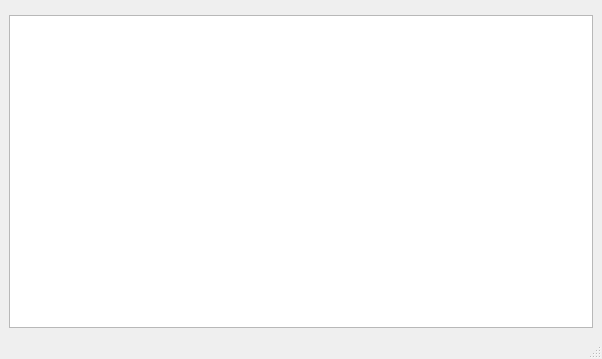
This is QT_Project/Forms/MainWindow.ui in Dingola/Qt-LogViewer as Qt 5 draws it before an edit. The edited form follows.
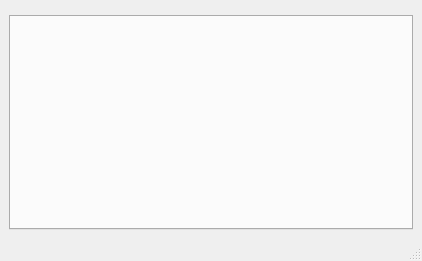
This is the edited form. Custom widgets are drawn as their Qt base class.

Commit message:
refactor: add multi-view log support with QTabWidget and LogViewerController
- Replaced LogTableView with QTabWidget in MainWindow UI to support multiple log views.
- Refactored LogViewerController to manage multiple views using QUuid, each with its own model and proxy.
- Updated MainWindow logic for tab management, view switching, and pagination.
- Updated style.qss for tab widget background.
- Adjusted signal/slot connections and API to support new multi-view architecture.

```diff
--- a/QT_Project/Forms/MainWindow.ui
+++ b/QT_Project/Forms/MainWindow.ui
@@ -6,8 +6,8 @@
    <rect>
     <x>0</x>
     <y>0</y>
-    <width>602</width>
-    <height>359</height>
+    <width>422</width>
+    <height>261</height>
    </rect>
   </property>
   <property name="windowTitle">
@@ -24,7 +24,11 @@
        <number>0</number>
       </property>
       <item>
-       <widget class="LogTableView" name="tableViewLog"/>
+       <widget class="QTabWidget" name="tabWidgetLog">
+        <property name="currentIndex">
+         <number>-1</number>
+        </property>
+       </widget>
       </item>
       <item>
        <widget class="PaginationWidget" name="paginationWidget" native="true">
@@ -65,11 +69,6 @@
    <header>Qt-LogViewer/Views/App/FilterBarWidget.h</header>
    <container>1</container>
   </customwidget>
-  <customwidget>
-   <class>LogTableView</class>
-   <extends>QTableView</extends>
-   <header>Qt-LogViewer/Views/App/LogTableView.h</header>
-  </customwidget>
  </customwidgets>
  <tabstops>
   <tabstop>tableViewLog</tabstop>
```
Left out of the diff: 5 changed lines with no effect on the pictures. The commit also changes 9 other files.
